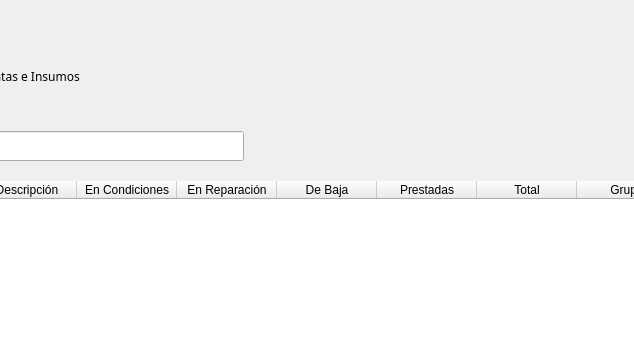
First picture: the form in blustock/ui/screens_uis/stock.ui, repository MaxAPBusiness/Blustock, before the edit; both pictures show x 164 to 798 and y 0 to 351 of the 1248 by 777 pixel window.
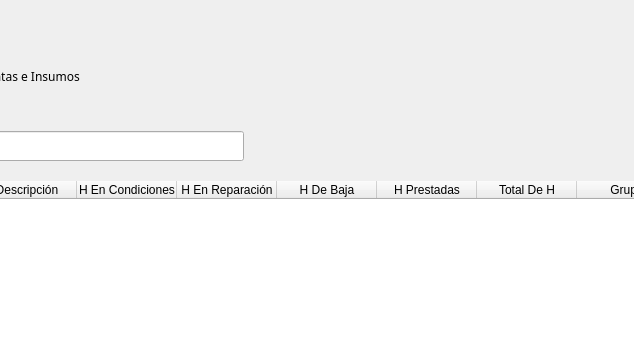
Second picture: the form after the edit. Icons and pictures are not drawn.

Diff of the .ui file:
```diff
--- a/blustock/ui/screens_uis/stock.ui
+++ b/blustock/ui/screens_uis/stock.ui
@@ -209,27 +209,27 @@
        </column>
        <column>
         <property name="text">
-         <string>En Condiciones</string>
+         <string>H En Condiciones</string>
         </property>
        </column>
        <column>
         <property name="text">
-         <string>En Reparación</string>
+         <string>H En Reparación</string>
         </property>
        </column>
        <column>
         <property name="text">
-         <string>De Baja</string>
+         <string>H De Baja</string>
         </property>
        </column>
        <column>
         <property name="text">
-         <string>Prestadas</string>
+         <string>H Prestadas</string>
         </property>
        </column>
        <column>
         <property name="text">
-         <string>Total</string>
+         <string>Total De H</string>
         </property>
        </column>
        <column>
```
